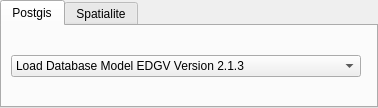
Old version of the form CustomWidgets/customServerConnectionWidget.ui in the repository dsgoficial/DsgTools.
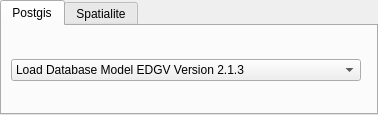
New version of the form. Custom widgets are drawn as their Qt base class.

```diff
--- a/CustomWidgets/customServerConnectionWidget.ui
+++ b/CustomWidgets/customServerConnectionWidget.ui
@@ -7,7 +7,7 @@
     <x>0</x>
     <y>0</y>
     <width>378</width>
-    <height>108</height>
+    <height>115</height>
    </rect>
   </property>
   <property name="windowTitle">
```
Left out of the diff: 10 changed lines with no effect on the pictures.
